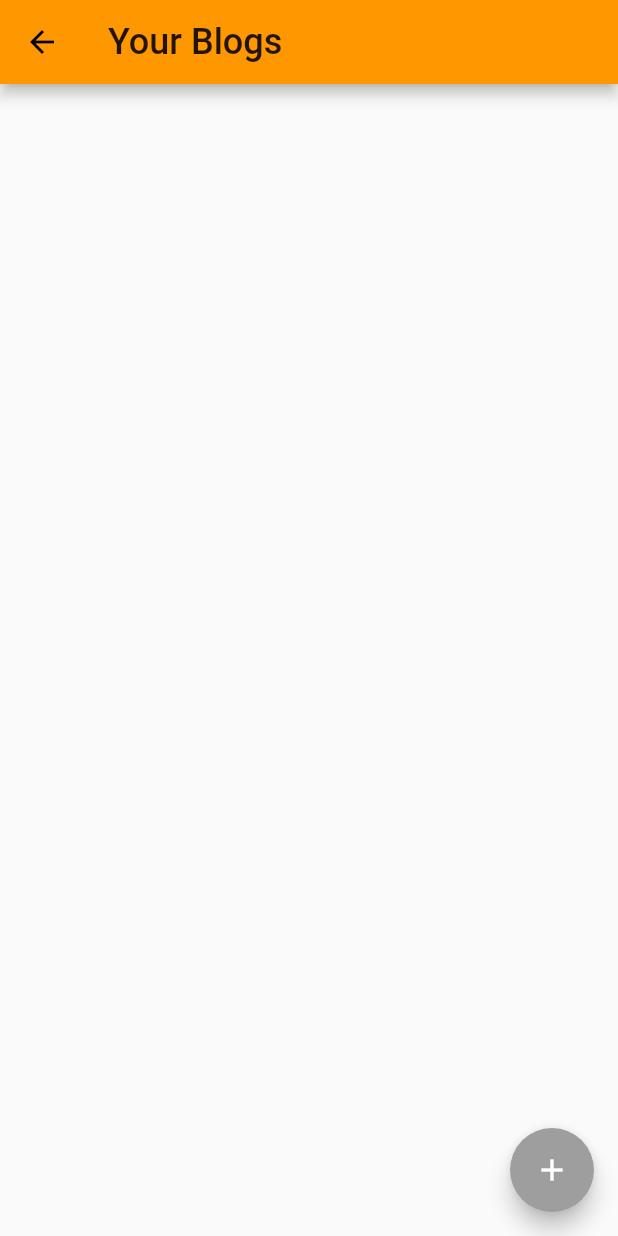
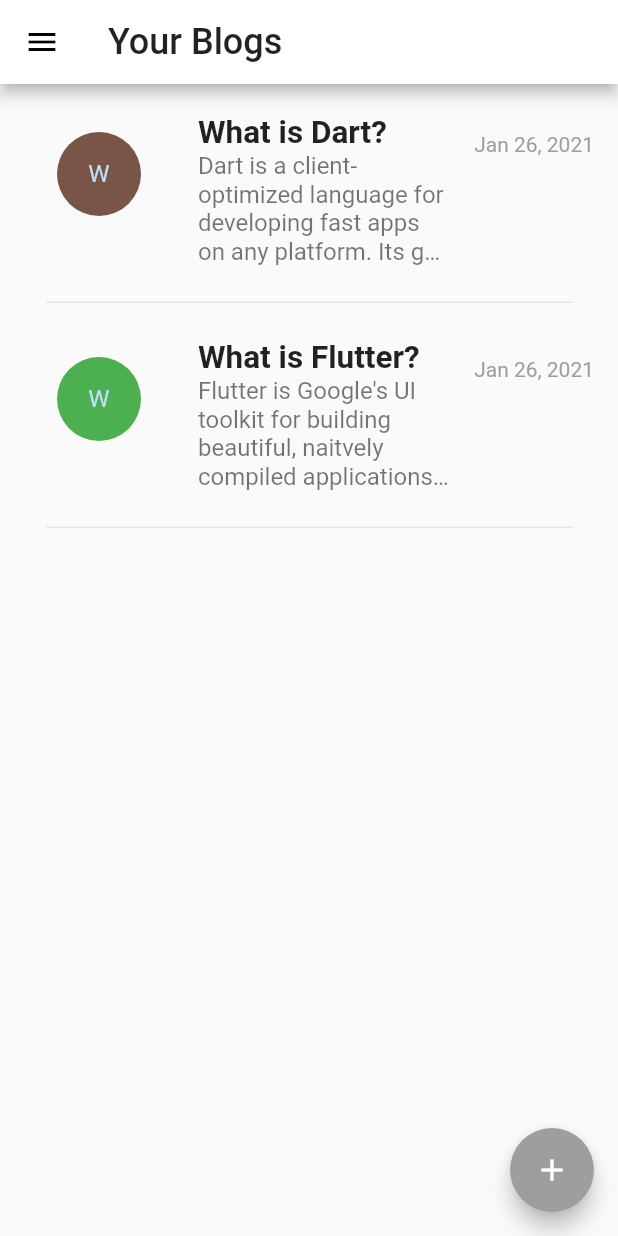
Before and after one commit to malikiborneo/flutter-project-udacoding, a Flutter app: the ListPostScreen screen opened directly, on a phone screen of 412 x 824 dp. Run offline on Flutter 3.47's test engine with Material 2 defaults, Android fonts, the light colour scheme and no system bars.

Commit message:
all task 1 done

```diff
--- /dev/null
+++ b/flutter_uiapps_week1_task1/lib/bubblepost.dart
@@ -0,0 +1,24 @@
+class BubblePost {
+  final String bubbleTitle;
+  final String titlePost;
+  final String date;
+  final String content;
+
+  BubblePost({this.bubbleTitle, this.titlePost, this.date, this.content});
+
+  static final List<BubblePost> dummyData = [
+    BubblePost(
+      bubbleTitle: "",
+      titlePost: "What is Dart?",
+      date: "Jan 26, 2021",
+      content: "Dart is a client-optimized language for developing fast apps on any platform. Its goal is to offer the most productive programming language for multi-platform development, paired with a flexible execution runtime platform for app frameworks.",
+    ),
+    BubblePost(
+      bubbleTitle: "",
+      titlePost: "What is Flutter?",
+      date: "Jan 26, 2021",
+      content: "Flutter is Google's UI toolkit for building beautiful, naitvely compiled applications for mobile, web, and desktop from a single codebase.",
+    ),
+
+  ];
+}
--- a/flutter_uiapps_week1_task1/lib/list-post.dart
+++ b/flutter_uiapps_week1_task1/lib/list-post.dart
@@ -11,20 +11,20 @@
 
 class ListPostScreenState extends State<ListPostScreen>
 {
-   TextEditingController titleController = TextEditingController()..text = "What is Flutter?";
-  TextEditingController contentController = TextEditingController()..text = "Flutter is Google's UI toolkit for building beautiful, naitvely compiled applications for mobile, web, and desktop from a single codebase.";
-   static const routeName = '/post';
+
+   static const routeName = '/list-post';
    @override
   Widget build(BuildContext context) {
     return new Scaffold(
 
-      appBar: AppBar(
-          leading: BackButton(
+    appBar: AppBar(
+          leading: IconButton(
+          onPressed:(){},
+          icon: Icon(Icons.menu),
           color: Colors.black
           ),
           title: Text('Your Blogs', style: TextStyle(fontSize: 24)),
         ),
-
 
         floatingActionButton:  FloatingActionButton(
                     backgroundColor: Colors.grey,
@@ -35,17 +35,64 @@
                     },
                   ),
         // floatingActionButtonLocation: FloatingActionButtonLocation.endFloat,
-      body: Padding(
-        padding: EdgeInsets.all(10),
-        child: ListView(
+        body: ListView(
           children: <Widget>[
 
+            Container(padding: EdgeInsets.all(8),
 
 
+            ),
 
-               ],
+            ListTile(
+              leading: CircleAvatar(
+                radius: 50,
+                backgroundColor: Colors.brown,
+                child: Text("W"),
+              ),
+              title: Text(
+                'What is Dart?', style: TextStyle(fontSize: 21, fontWeight: FontWeight.bold)
+              ),
+              subtitle: Text('Dart is a client-optimized language for developing fast apps on any platform. Its goal is to offer the most productive programming language for multi-platform development, paired with a flexible execution runtime platform for app frameworks.', style: TextStyle(fontSize: 16), maxLines: 4, overflow: TextOverflow.ellipsis,),
+              trailing: Text('Jan 26, 2021', style: TextStyle(color: Colors.grey)),
+              onTap: () {
+
+              },
+            ),
+
+             Container(padding: EdgeInsets.fromLTRB(30, 20, 30, 20),
+                 child: Divider(
+                    height: 1.0,
+                    indent: 1.0,
+                   ),
+
+            ),
+
+
+            ListTile(
+              leading: CircleAvatar(
+                radius: 50,
+                backgroundColor: Colors.green,
+                child: Text("W"),
+              ),
+              title: Text('What is Flutter?', style: TextStyle(fontSize: 21, fontWeight: FontWeight.bold)),
+              subtitle: Text("Flutter is Google's UI toolkit for building beautiful, naitvely compiled applications for mobile, web, and desktop from a single codebase.", style: TextStyle(fontSize: 16), maxLines: 4, overflow: TextOverflow.ellipsis),
+              trailing: Text('Jan 26, 2021', style: TextStyle(color: Colors.grey)),
+              onTap: () {
+
+              },
+              onLongPress: () {
+
+              },
+            ),
+             Container(padding: EdgeInsets.fromLTRB(30, 20, 30, 20),
+                 child: Divider(
+                    height: 1.0,
+                    indent: 1.0,
+                   ),
+
+            ),
+          ],
         ),
-      ),
 
     );
   }
```
Also changed, not shown: flutter_uiapps_week1_task1/lib/main.dart (+45 -32 lines).
